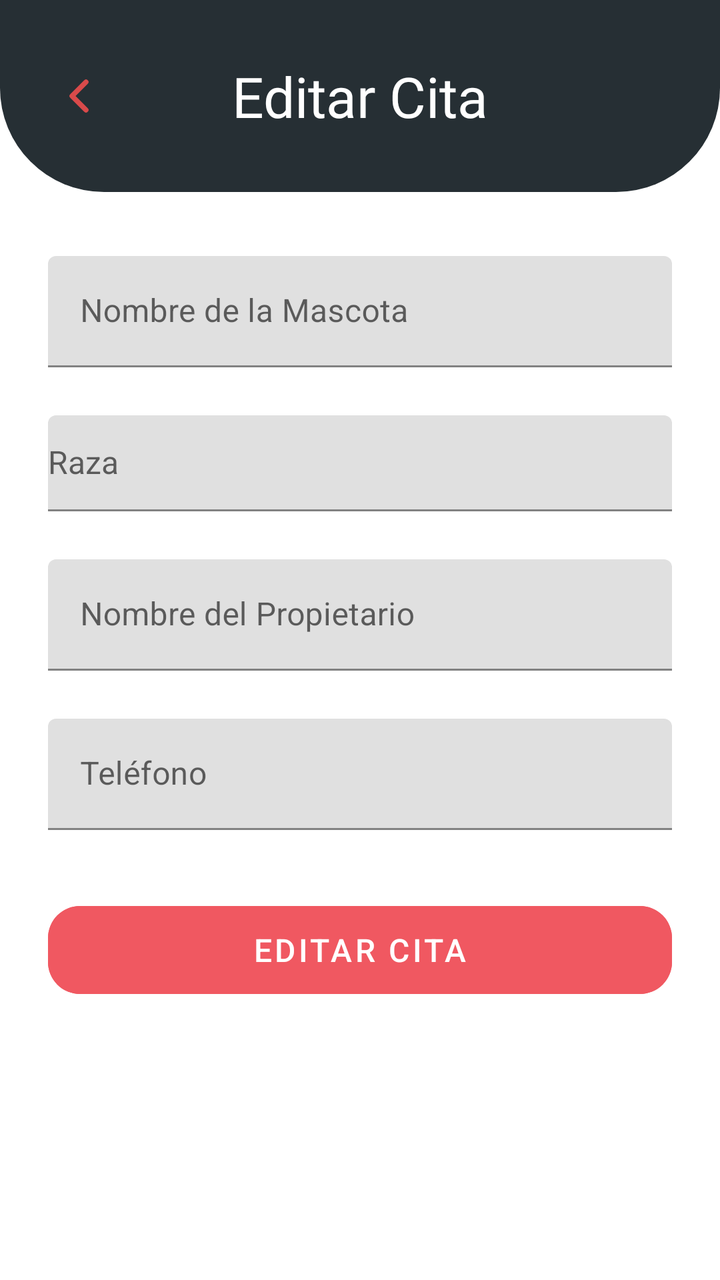
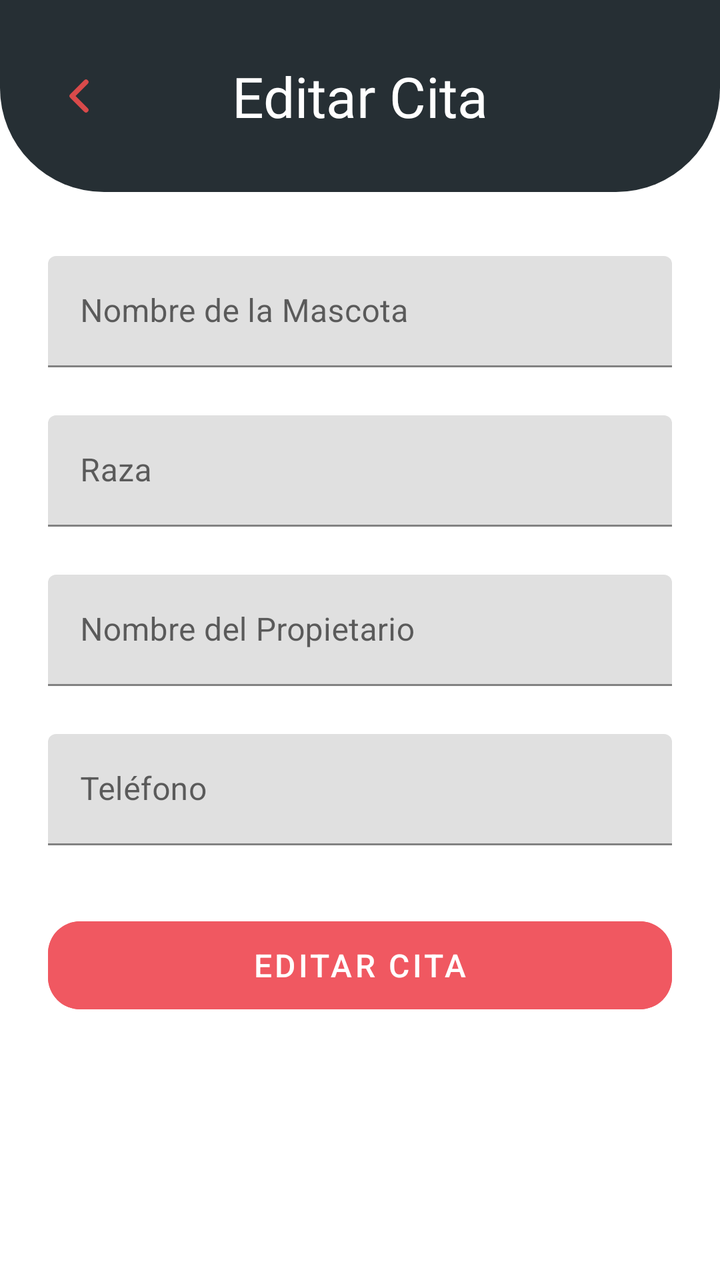

Compare the two renders of this Android layout. The source of the first and the diff that turns it into the second are given below.
<!-- AndroidManifest.xml: application theme Theme.DogApp -->
<!-- res/layout/fragment_edit_appointment.xml -->
<?xml version="1.0" encoding="utf-8"?>
<ScrollView
    xmlns:android="http://schemas.android.com/apk/res/android"
    xmlns:app="http://schemas.android.com/apk/res-auto"
    xmlns:tools="http://schemas.android.com/tools"
    android:layout_width="match_parent"
    android:layout_height="match_parent"
    android:fillViewport="true"
    android:background="@color/white"
    tools:context=".view.edit.EditAppointmentFragment">

    <LinearLayout
        android:layout_width="match_parent"
        android:layout_height="wrap_content"
        android:orientation="vertical">

        
        <androidx.constraintlayout.widget.ConstraintLayout
            android:id="@+id/headerEditarCita"
            android:layout_width="match_parent"
            android:layout_height="96dp"
            android:background="@drawable/bg_header_new_cita"
            android:paddingStart="16dp"
            android:paddingEnd="16dp">

            <ImageButton
                android:id="@+id/btnReturnEdit"
                android:layout_width="48dp"
                android:layout_height="48dp"
                android:background="?attr/selectableItemBackgroundBorderless"
                android:contentDescription="Volver"
                android:src="@drawable/return_shape_header"
                app:layout_constraintBottom_toBottomOf="parent"
                app:layout_constraintStart_toStartOf="parent"
                app:layout_constraintTop_toTopOf="parent" />

            <TextView
                android:id="@+id/tvTitleEditar"
                android:layout_width="wrap_content"
                android:layout_height="wrap_content"
                android:fontFamily="@font/fredoka_bold"
                android:text="Editar Cita"
                android:textColor="@color/white"
                android:textSize="28sp"
                app:layout_constraintBottom_toBottomOf="parent"
                app:layout_constraintEnd_toEndOf="parent"
                app:layout_constraintStart_toStartOf="parent"
                app:layout_constraintTop_toTopOf="parent"/>

        </androidx.constraintlayout.widget.ConstraintLayout>

        
        <LinearLayout
            android:layout_width="match_parent"
            android:layout_height="wrap_content"
            android:orientation="vertical"
            android:paddingStart="24dp"
            android:paddingTop="32dp"
            android:paddingEnd="24dp">

            
            <com.google.android.material.textfield.TextInputLayout
                android:layout_width="match_parent"
                android:layout_height="wrap_content"
                android:hint="Nombre de la Mascota"
                app:boxStrokeColor="@color/purple_500"
                app:hintTextColor="@color/purple_500"
                android:layout_marginBottom="24dp">

                <com.google.android.material.textfield.TextInputEditText
                    android:id="@+id/etPetNameEdit"
                    android:layout_width="match_parent"
                    android:layout_height="wrap_content"
                    android:inputType="textPersonName"
                    android:maxLength="15"
                    android:textSize="16sp"/>
            </com.google.android.material.textfield.TextInputLayout>

            
            <com.google.android.material.textfield.TextInputLayout
                android:layout_width="match_parent"
                android:layout_height="wrap_content"
                android:hint="Raza"
                app:boxStrokeColor="@color/purple_500"
                app:hintTextColor="@color/purple_500"
                android:layout_marginBottom="24dp">

                <AutoCompleteTextView
                    android:id="@+id/actvBreedEdit"
                    android:minHeight="48dp"
                    android:layout_width="match_parent"
                    android:layout_height="wrap_content"
                    android:inputType="text"
                    android:completionThreshold="2"
                    android:textSize="16sp"/>
            </com.google.android.material.textfield.TextInputLayout>

            
            <com.google.android.material.textfield.TextInputLayout
                android:layout_width="match_parent"
                android:layout_height="wrap_content"
                android:hint="Nombre del Propietario"
                app:boxStrokeColor="@color/purple_500"
                app:hintTextColor="@color/purple_500"
                android:layout_marginBottom="24dp">

                <com.google.android.material.textfield.TextInputEditText
                    android:id="@+id/etOwnerNameEdit"
                    android:layout_width="match_parent"
                    android:layout_height="wrap_content"
                    android:inputType="textPersonName"
                    android:maxLength="30"
                    android:textSize="16sp"/>
            </com.google.android.material.textfield.TextInputLayout>

            
            <com.google.android.material.textfield.TextInputLayout
                android:layout_width="match_parent"
                android:layout_height="wrap_content"
                android:hint="Teléfono"
                app:boxStrokeColor="@color/purple_500"
                app:hintTextColor="@color/purple_500"
                android:layout_marginBottom="32dp">

                <com.google.android.material.textfield.TextInputEditText
                    android:id="@+id/etPhoneEdit"
                    android:layout_width="match_parent"
                    android:layout_height="wrap_content"
                    android:inputType="phone"
                    android:maxLength="10"
                    android:textSize="16sp"/>
            </com.google.android.material.textfield.TextInputLayout>

            
            <com.google.android.material.button.MaterialButton
                android:id="@+id/btnUpdateAppointment"
                android:layout_width="match_parent"
                android:layout_height="56dp"
                android:text="Editar Cita"
                android:backgroundTint="#F05861"
                android:textColor="@color/white"
                android:textSize="16sp"
                app:cornerRadius="16dp"
                android:enabled="false"/>

        </LinearLayout>
    </LinearLayout>
</ScrollView>
<!-- resources referenced by this layout -->
<resources>
  <color name="purple_500">#FF6200EE</color>
  <color name="white">#FFFFFFFF</color>
  <!-- drawable bg_header_new_cita (drawable) -->
  <?xml version="1.0" encoding="utf-8"?>
  <shape xmlns:android="http://schemas.android.com/apk/res/android"
      android:shape="rectangle">
  
      <solid android:color="@color/dark_gray"/>
  
      <corners android:bottomLeftRadius="52dp"
          android:bottomRightRadius="52dp"/>
  
  </shape>
  <!-- drawable return_shape_header (drawable) -->
  <?xml version="1.0" encoding="utf-8"?>
  <vector
      xmlns:android="http://schemas.android.com/apk/res/android"
      android:width="24dp"
      android:height="24dp"
      android:viewportWidth="24"
      android:viewportHeight="24">
  
      <path
          android:fillColor="@android:color/transparent"
          android:pathData="M15,5 L8,12 L15,19"
          android:strokeColor="@color/red_d94"
          android:strokeWidth="2.5"
          android:strokeLineCap="round"
          android:strokeLineJoin="round"/>
  
  </vector>
  <style name="Theme.DogApp" parent="Theme.MaterialComponents.Light.NoActionBar">
          <item name="colorPrimary">@color/purple_500</item>
          <item name="colorPrimaryVariant">@color/purple_700</item>
          <item name="colorOnPrimary">@color/white</item>
          <item name="colorSecondary">@color/dog_pink</item>
          <item name="colorOnSecondary">@color/white</item>
      </style>
  <color name="dark_gray">#262F34</color>
  <color name="red_d94">#D94A4A</color>
  <color name="purple_700">#FF3700B3</color>
  <color name="dog_pink">#FFF05861</color>
</resources>

<!-- the commit's change to res/layout/fragment_edit_appointment.xml (unified diff, before → after) -->
@@ -85,9 +85,9 @@
                 app:hintTextColor="@color/purple_500"
                 android:layout_marginBottom="24dp">
 
-                <AutoCompleteTextView
+                <com.google.android.material.textfield.MaterialAutoCompleteTextView
+                    style="@style/Widget.MaterialComponents.TextInputEditText.FilledBox"
                     android:id="@+id/actvBreedEdit"
-                    android:minHeight="48dp"
                     android:layout_width="match_parent"
                     android:layout_height="wrap_content"
                     android:inputType="text"
